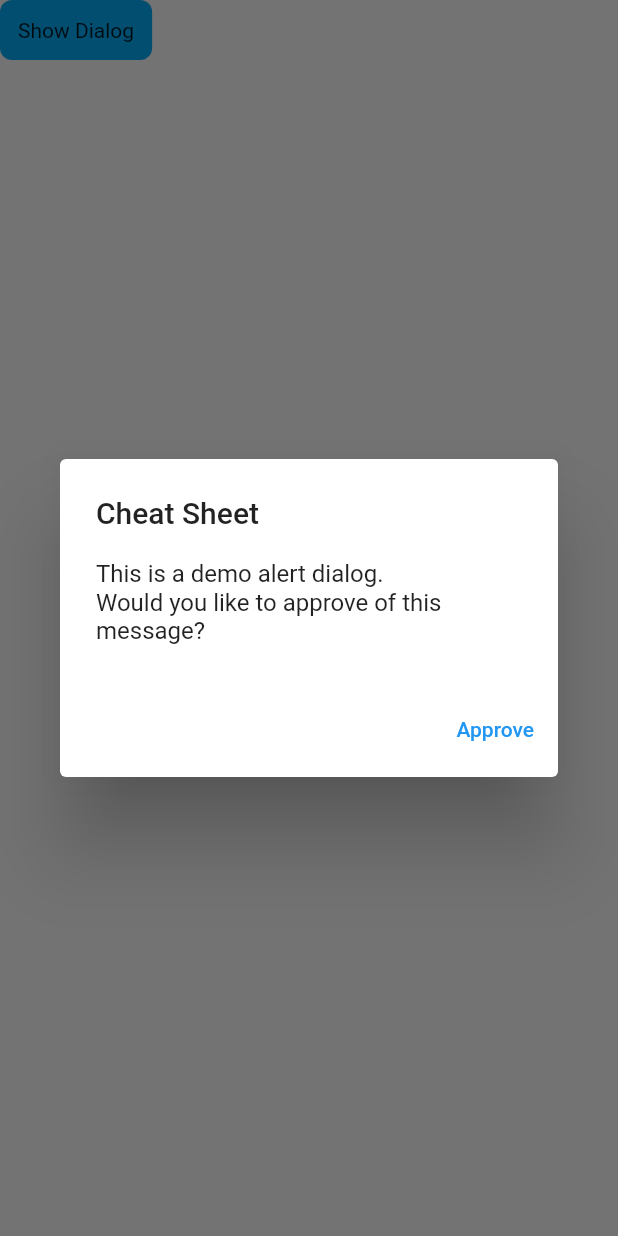
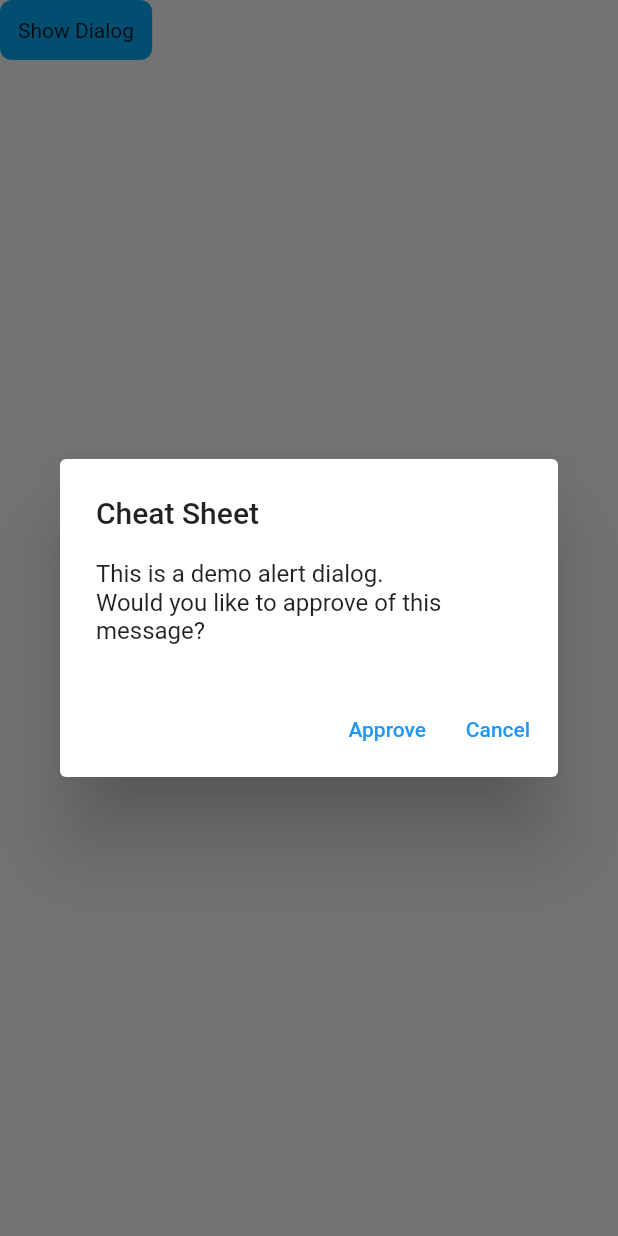
Before and after one commit to xiayulu/flutter-widget-overview, a Flutter app: the ExAlertDialog widget shown alone on an empty page, opened directly, after a tap on "Show Dialog", on a phone screen of 412 x 824 dp. Run offline on Flutter 3.47's test engine with Material 2 defaults, Android fonts, the phone set to English and light mode, and no system bars; our stand-ins replace fluentui_system_icons, font_awesome_flutter.

Commit message:
finish actions

```diff
--- a/lib/main.dart
+++ b/lib/main.dart
@@ -68,7 +68,7 @@ class MainApp extends StatelessWidget {
           centerTitle: true,
           title: Text("Flutter Built-in Widgets"),
         ),
-        body: ExButtonStyle(),
+        body: ExInteractiveViewer(),
       ),
     );
   }
--- a/lib/src/actions/alert_dialog/alert_dialog.dart
+++ b/lib/src/actions/alert_dialog/alert_dialog.dart
@@ -23,21 +23,28 @@ class ExAlertDialog extends StatelessWidget {
   Future<void> _showMyDialog(BuildContext context) async {
     return showDialog(
       context: context,
-      barrierDismissible: false, // user must tap button!
+      barrierDismissible: true,
+      // barrierColor: Colors.transparent,
       builder: (BuildContext context) {
         return AlertDialog(
           title: const Text('Cheat Sheet'),
           content: const SingleChildScrollView(
             child: ListBody(
-              children: <Widget>[
+              children: [
                 Text('This is a demo alert dialog.'),
                 Text('Would you like to approve of this message?'),
               ],
             ),
           ),
-          actions: <Widget>[
+          actions: [
             TextButton(
               child: const Text('Approve'),
+              onPressed: () {
+                Navigator.of(context).pop();
+              },
+            ),
+            TextButton(
+              child: const Text('Cancel'),
               onPressed: () {
                 Navigator.of(context).pop();
               },
--- a/lib/src/actions/dismissable/dismissible.dart
+++ b/lib/src/actions/dismissable/dismissible.dart
@@ -26,6 +26,7 @@ class _ExDismissibleState extends State<ExDismissible> {
           background: Container(
             color: Colors.green,
           ),
+          direction: DismissDirection.endToStart,
           key: Key(items[index]),
           onDismissed: (DismissDirection direction) {
             setState(() {
--- a/lib/src/actions/gesture_detector/gesture_detector.dart
+++ b/lib/src/actions/gesture_detector/gesture_detector.dart
@@ -5,7 +5,7 @@ class ExGestureDetector extends StatelessWidget {
 
   @override
   Widget build(BuildContext context) {
-    return _buildBasic(context);
+    return ExGestureDetectorLight();
   }
 
   _buildBasic(BuildContext context) {
@@ -36,7 +36,7 @@ class ExGestureDetectorLight extends StatefulWidget {
 }
 
 class _ExGestureDetectorLightState extends State<ExGestureDetectorLight> {
-  bool _lightIsOn = false;
+  var _lightIsOn = false;
 
   @override
   Widget build(BuildContext context) {
@@ -61,6 +61,8 @@ class _ExGestureDetectorLightState extends State<ExGestureDetectorLight> {
                   _lightIsOn = !_lightIsOn;
                 });
               },
+              onDoubleTap: () => {},
+              onLongPress: () {},
               child: Container(
                 color: Colors.yellow.shade600,
                 padding: const EdgeInsets.all(8),
--- a/lib/src/actions/snack_bar/snack_bar.dart
+++ b/lib/src/actions/snack_bar/snack_bar.dart
@@ -36,11 +36,11 @@ class ExSnackbar extends StatelessWidget {
             action: SnackBarAction(
               label: 'Action',
               onPressed: () {
-                // Code to execute.
+                print("actions");
               },
             ),
             content: const Text('Awesome SnackBar!'),
-            duration: const Duration(milliseconds: 1500),
+            duration: const Duration(milliseconds: 2000),
             width: 280.0, // Width of the SnackBar.
             padding: const EdgeInsets.symmetric(
               horizontal: 8.0, // Inner padding for SnackBar content.
```
Also changed, not shown: lib/src/actions/interactive_viewer/interactive_viewer.dart (+8 -7 lines), 3 other files.
